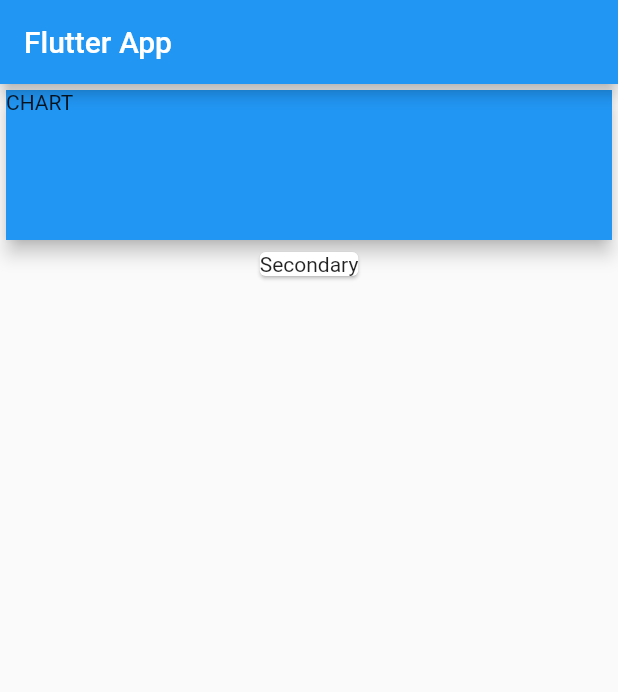
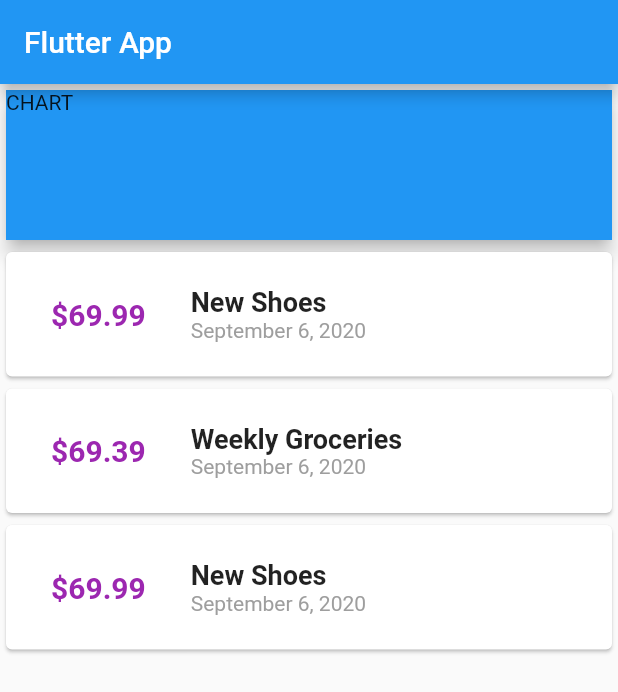
Before and after one commit to emilioheinz/flutter-personal-expenses, a Flutter app: the screen it shows after launch, on a phone screen of 412 x 824 dp. Shown: the top 692 px of the screen. Run offline on Flutter 3.47's test engine with Material 2 defaults, Android fonts, the phone set to English and light mode, and no system bars.

Commit message:
styling cards

```diff
--- a/lib/main.dart
+++ b/lib/main.dart
@@ -1,4 +1,6 @@
+import 'package:PersonalExpenses/transaction.dart';
 import 'package:flutter/material.dart';
+import 'package:intl/intl.dart';
 
 void main() {
   runApp(MyApp());
@@ -19,6 +21,27 @@ class MyApp extends StatelessWidget {
 }
 
 class MyHomePage extends StatelessWidget {
+  final List<Transaction> transactions = [
+    Transaction(
+      id: 't1',
+      title: 'New Shoes',
+      amount: 69.99,
+      date: DateTime.now(),
+    ),
+    Transaction(
+      id: 't2',
+      title: 'Weekly Groceries',
+      amount: 69.39,
+      date: DateTime.now(),
+    ),
+    Transaction(
+      id: 't1',
+      title: 'New Shoes',
+      amount: 69.99,
+      date: DateTime.now(),
+    ),
+  ];
+
   @override
   Widget build(BuildContext context) {
     return Scaffold(
@@ -36,8 +59,44 @@ class MyHomePage extends StatelessWidget {
             ),
             elevation: 5,
           ),
-          Card(
-            child: Text("Secondary"),
+          Column(
+            children: transactions
+                .map((e) => Card(
+                      child: Row(
+                        children: [
+                          Container(
+                            padding: EdgeInsets.all(30),
+                            child: Text(
+                              '\$${e.amount}',
+                              style: TextStyle(
+                                fontSize: 20,
+                                fontWeight: FontWeight.bold,
+                                color: Colors.purple,
+                              ),
+                            ),
+                          ),
+                          Column(
+                            crossAxisAlignment: CrossAxisAlignment.start,
+                            children: [
+                              Text(
+                                e.title,
+                                style: TextStyle(
+                                  fontSize: 18,
+                                  fontWeight: FontWeight.bold,
+                                ),
+                              ),
+                              Text(
+                                DateFormat.yMMMMd().format(e.date),
+                                style: TextStyle(
+                                  color: Colors.grey,
+                                ),
+                              )
+                            ],
+                          )
+                        ],
+                      ),
+                    ))
+                .toList(),
           )
         ],
       ),
--- /dev/null
+++ b/lib/transaction.dart
@@ -0,0 +1,15 @@
+import 'package:flutter/foundation.dart';
+
+class Transaction {
+  final String id;
+  final String title;
+  final double amount;
+  final DateTime date;
+
+  Transaction({
+    @required this.id,
+    @required this.title,
+    @required this.amount,
+    @required this.date,
+  });
+}
--- a/pubspec.yaml
+++ b/pubspec.yaml
@@ -3,7 +3,7 @@ description: A new Flutter project.
 
 # The following line prevents the package from being accidentally published to
 # pub.dev using `pub publish`. This is preferred for private packages.
-publish_to: 'none' # Remove this line if you wish to publish to pub.dev
+publish_to: "none" # Remove this line if you wish to publish to pub.dev
 
 # The following defines the version and build number for your application.
 # A version number is three numbers separated by dots, like 1.2.43
@@ -23,7 +23,7 @@ environment:
 dependencies:
   flutter:
     sdk: flutter
-
+  intl: ^0.16.1
 
   # The following adds the Cupertino Icons font to your application.
   # Use with the CupertinoIcons class for iOS style icons.
@@ -38,7 +38,6 @@ dev_dependencies:
 
 # The following section is specific to Flutter.
 flutter:
-
   # The following line ensures that the Material Icons font is
   # included with your application, so that you can use the icons in
   # the material Icons class.
```
Also changed, not shown: pubspec.lock.
